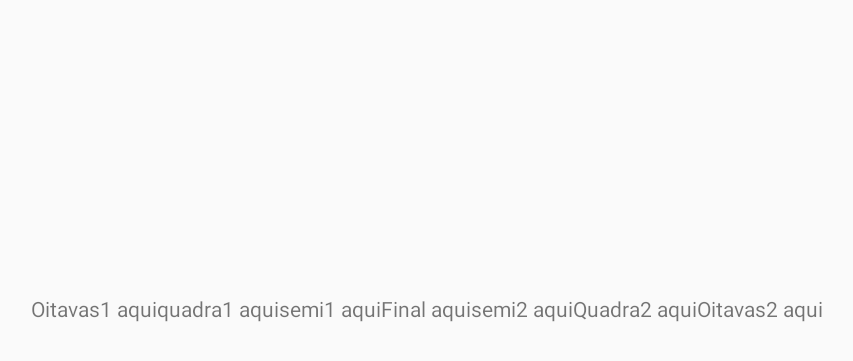
After one commit to leoPirpiri/ProTournamentManager, an Android app: the TabelaActivity screen opened directly, with no data from a screen before it, on a phone screen of 824 x 412 dp (held sideways). The commit adds this screen. Shown: the top 361 px of the screen, without its empty margins (191-1044 px from the left). Run offline under Robolectric (Android 15) with nearby library versions, the phone set to English and light mode, and no system bars.

Commit message:
layout da tabela do compaeonado com zoom in e out mais primeiras montagens

```diff
--- /dev/null
+++ b/app/src/main/java/com/leoPirpiri/protournamentmanager/TabelaActivity.java
@@ -0,0 +1,15 @@
+package com.leoPirpiri.protournamentmanager;
+
+import androidx.appcompat.app.AppCompatActivity;
+
+import android.os.Bundle;
+import android.view.Window;
+
+public class TabelaActivity extends AppCompatActivity {
+
+    @Override
+    protected void onCreate(Bundle savedInstanceState) {
+        super.onCreate(savedInstanceState);
+        setContentView(R.layout.activity_tabela);
+    }
+}
--- /dev/null
+++ b/app/src/main/java/com/leoPirpiri/protournamentmanager/ZoomLayout.java
@@ -0,0 +1,147 @@
+package com.leoPirpiri.protournamentmanager;
+
+import android.content.Context;
+import android.util.AttributeSet;
+import android.util.Log;
+import android.view.MotionEvent;
+import android.view.ScaleGestureDetector;
+import android.view.View;
+import android.widget.FrameLayout;
+
+/**
+ * Layout that provides pinch-zooming of content. This view should have exactly one child
+ * view containing the content.
+ * @author
+ * Alex North
+ * https://gist.github.com/anorth
+ */
+public class ZoomLayout extends FrameLayout implements ScaleGestureDetector.OnScaleGestureListener {
+
+    private enum Mode {
+        NONE,
+        DRAG,
+        ZOOM
+    }
+
+    private static final String TAG = "ZoomLayout";
+    private static final float MIN_ZOOM = 1.0f;
+    private static final float MAX_ZOOM = 4.0f;
+
+    private Mode mode = Mode.NONE;
+    private float scale = 1.0f;
+    private float lastScaleFactor = 0f;
+
+    // Where the finger first  touches the screen
+    private float startX = 0f;
+    private float startY = 0f;
+
+    // How much to translate the canvas
+    private float dx = 0f;
+    private float dy = 0f;
+    private float prevDx = 0f;
+    private float prevDy = 0f;
+
+    public ZoomLayout(Context context) {
+        super(context);
+        init(context);
+    }
+
+    public ZoomLayout(Context context, AttributeSet attrs) {
+        super(context, attrs);
+        init(context);
+    }
+
+    public ZoomLayout(Context context, AttributeSet attrs, int defStyle) {
+        super(context, attrs, defStyle);
+        init(context);
+    }
+
+    private void init(Context context) {
+        final ScaleGestureDetector scaleDetector = new ScaleGestureDetector(context, this);
+        this.setOnTouchListener(new View.OnTouchListener() {
+            @Override
+            public boolean onTouch(View view, MotionEvent motionEvent) {
+                switch (motionEvent.getAction() & MotionEvent.ACTION_MASK) {
+                    case MotionEvent.ACTION_DOWN:
+                        Log.i(TAG, "DOWN");
+                        if (scale > MIN_ZOOM) {
+                            mode = Mode.DRAG;
+                            startX = motionEvent.getX() - prevDx;
+                            startY = motionEvent.getY() - prevDy;
+                        }
+                        break;
+                    case MotionEvent.ACTION_MOVE:
+                        if (mode == Mode.DRAG) {
+                            dx = motionEvent.getX() - startX;
+                            dy = motionEvent.getY() - startY;
+                        }
+                        break;
+                    case MotionEvent.ACTION_POINTER_DOWN:
+                        mode = Mode.ZOOM;
+                        break;
+                    case MotionEvent.ACTION_POINTER_UP:
+                        mode = Mode.DRAG;
+                        break;
+                    case MotionEvent.ACTION_UP:
+                        Log.i(TAG, "UP");
+                        mode = Mode.NONE;
+                        prevDx = dx;
+                        prevDy = dy;
+                        break;
+                }
+                scaleDetector.onTouchEvent(motionEvent);
+
+                if ((mode == Mode.DRAG && scale >= MIN_ZOOM) || mode == Mode.ZOOM) {
+                    getParent().requestDisallowInterceptTouchEvent(true);
+                    float maxDx = (child().getWidth() - (child().getWidth() / scale)) / 2 * scale;
+                    float maxDy = (child().getHeight() - (child().getHeight() / scale))/ 2 * scale;
+                    dx = Math.min(Math.max(dx, -maxDx), maxDx);
+                    dy = Math.min(Math.max(dy, -maxDy), maxDy);
+                    Log.i(TAG, "Width: " + child().getWidth() + ", scale " + scale + ", dx " + dx
+                            + ", max " + maxDx);
+                    applyScaleAndTranslation();
+                }
+
+                return true;
+            }
+        });
+    }
+
+    // ScaleGestureDetector
+
+    @Override
+    public boolean onScaleBegin(ScaleGestureDetector scaleDetector) {
+        Log.i(TAG, "onScaleBegin");
+        return true;
+    }
+
+    @Override
+    public boolean onScale(ScaleGestureDetector scaleDetector) {
+        float scaleFactor = scaleDetector.getScaleFactor();
+        Log.i(TAG, "onScale" + scaleFactor);
+        if (lastScaleFactor == 0 || (Math.signum(scaleFactor) == Math.signum(lastScaleFactor))) {
+            scale *= scaleFactor;
+            scale = Math.max(MIN_ZOOM, Math.min(scale, MAX_ZOOM));
+            lastScaleFactor = scaleFactor;
+        } else {
+            lastScaleFactor = 0;
+        }
+        return true;
+    }
+
+    @Override
+    public void onScaleEnd(ScaleGestureDetector scaleDetector) {
+        Log.i(TAG, "onScaleEnd");
+    }
+
+    private void applyScaleAndTranslation() {
+        child().setScaleX(scale);
+        child().setScaleY(scale);
+        child().setTranslationX(dx);
+        child().setTranslationY(dy);
+    }
+
+    private View child() {
+        return getChildAt(0);
+    }
+}
--- /dev/null
+++ b/app/src/main/res/layout/activity_tabela.xml
@@ -0,0 +1,96 @@
+<?xml version="1.0" encoding="utf-8"?>
+<com.leoPirpiri.protournamentmanager.ZoomLayout
+    xmlns:android="http://schemas.android.com/apk/res/android"
+    xmlns:app="http://schemas.android.com/apk/res-auto"
+    xmlns:tools="http://schemas.android.com/tools"
+    android:layout_width="match_parent"
+    android:layout_height="match_parent"
+    tools:context=".TabelaActivity">
+
+    <LinearLayout
+        android:layout_width="match_parent"
+        android:layout_height="match_parent"
+        android:layout_gravity="center"
+        android:gravity="center"
+        android:orientation="horizontal"
+        >
+        <!--Oitavas#1-->
+        <LinearLayout
+            android:layout_width="wrap_content"
+            android:layout_height="match_parent"
+            android:gravity="center">
+            <TextView
+                android:layout_width="wrap_content"
+                android:layout_height="wrap_content"
+                android:clickable="true"
+                android:text="Oitavas1 aqui" />
+        </LinearLayout>
+        <LinearLayout
+            android:layout_width="wrap_content"
+            android:layout_height="match_parent"
+            android:gravity="center">
+            <TextView
+                android:layout_width="wrap_content"
+                android:layout_height="wrap_content"
+                android:clickable="true"
+                android:text="quadra1 aqui" />
+        </LinearLayout>
+        <LinearLayout
+            android:layout_width="wrap_content"
+            android:layout_height="match_parent"
+            android:gravity="center">
+            <TextView
+                android:layout_width="wrap_content"
+                android:layout_height="wrap_content"
+                android:clickable="true"
+                android:text="semi1 aqui" />
+        </LinearLayout>
+        <LinearLayout
+            android:layout_width="wrap_content"
+            android:layout_height="match_parent"
+            android:gravity="center">
+            <TextView
+                android:layout_width="wrap_content"
+                android:layout_height="wrap_content"
+                android:clickable="true"
+                android:text="Final aqui" />
+        </LinearLayout>
+        <LinearLayout
+            android:layout_width="wrap_content"
+            android:layout_height="match_parent"
+            android:gravity="center">
+            <TextView
+                android:layout_width="wrap_content"
+                android:layout_height="wrap_content"
+                android:clickable="true"
+                android:text="semi2 aqui" />
+        </LinearLayout>
+        <LinearLayout
+            android:layout_width="wrap_content"
+            android:layout_height="match_parent"
+            android:gravity="center">
+            <TextView
+                android:layout_width="wrap_content"
+                android:layout_height="wrap_content"
+                android:clickable="true"
+                android:text="Quadra2 aqui" />
+        </LinearLayout>
+        <LinearLayout
+            android:layout_width="wrap_content"
+            android:layout_height="match_parent"
+            android:gravity="center">
+            <TextView
+                android:layout_width="wrap_content"
+                android:layout_height="wrap_content"
+                android:clickable="true"
+                android:text="Oitavas2 aqui" />
+        </LinearLayout>
+
+
+<!--        <ImageView-->
+<!--            android:layout_width="wrap_content"-->
+<!--            android:layout_height="wrap_content"-->
+<!--            android:clickable="false"-->
+<!--            android:src="@drawable/seta" />-->
+    </LinearLayout>
+</com.leoPirpiri.protournamentmanager.ZoomLayout>
--- a/app/src/main/res/layout/activity_torneio.xml
+++ b/app/src/main/res/layout/activity_torneio.xml
@@ -32,8 +32,9 @@
             android:textSize="20dp"
             android:layout_marginBottom="10dp"
             android:textAlignment="textStart"/>
+
         <Button
-            android:id="@+id/btn_novo_tourneio"
+            android:id="@+id/btn_gerar_tabela"
             android:layout_width="match_parent"
             android:layout_height="wrap_content"
             android:layout_gravity="right"
@@ -44,8 +45,7 @@
             android:shadowRadius="5"
             android:text="Fechar copa e gerar tabela"
             android:textColor="#FFFFFF"
-            android:textSize="20sp"
-            />
+            android:textSize="20sp" />
         <TextView
             android:id="@+id/txv_equipes_salvas"
             android:layout_width="wrap_content"
--- a/app/src/main/res/values/colors.xml
+++ b/app/src/main/res/values/colors.xml
@@ -7,4 +7,9 @@
     <color name="exo">#00A429</color>
     <color name="core">#FFE607</color>
     <color name="midle">#0027C1</color>
+    <color name="background_default">#F7C7D6FF</color>
+    <color name="text_default">#000</color>
+    <color name="branco">#FFF</color>
+
+
 </resources>
```
Also changed, not shown: app/src/main/AndroidManifest.xml (+8 -3 lines), app/src/main/java/com/leoPirpiri/protournamentmanager/TorneioActivity.java (+21 -3 lines), app/src/main/res/drawable/placar_time_shape.xml (added, +20 -0 lines), app/src/main/res/layout/item_lista_partida8.xml (added, +80 -0 lines), app/src/main/res/drawable/seta.jpg (added), app/src/main/res/drawable/uniao_chaveamento.png (added).
